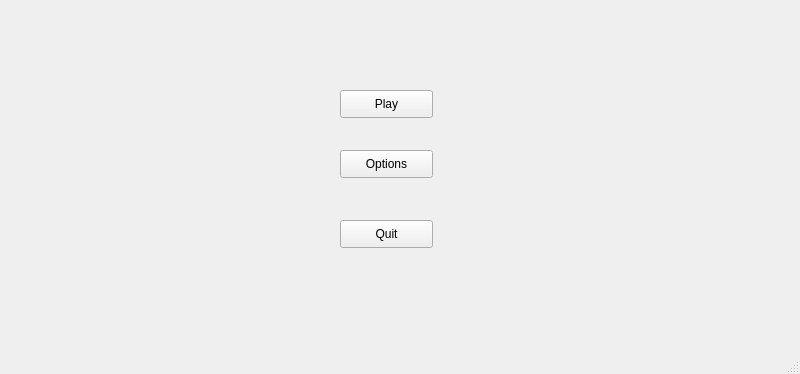
The window that menu.ui (VelvetHawk/Zerk) describes before a commit, drawn with Qt 5.
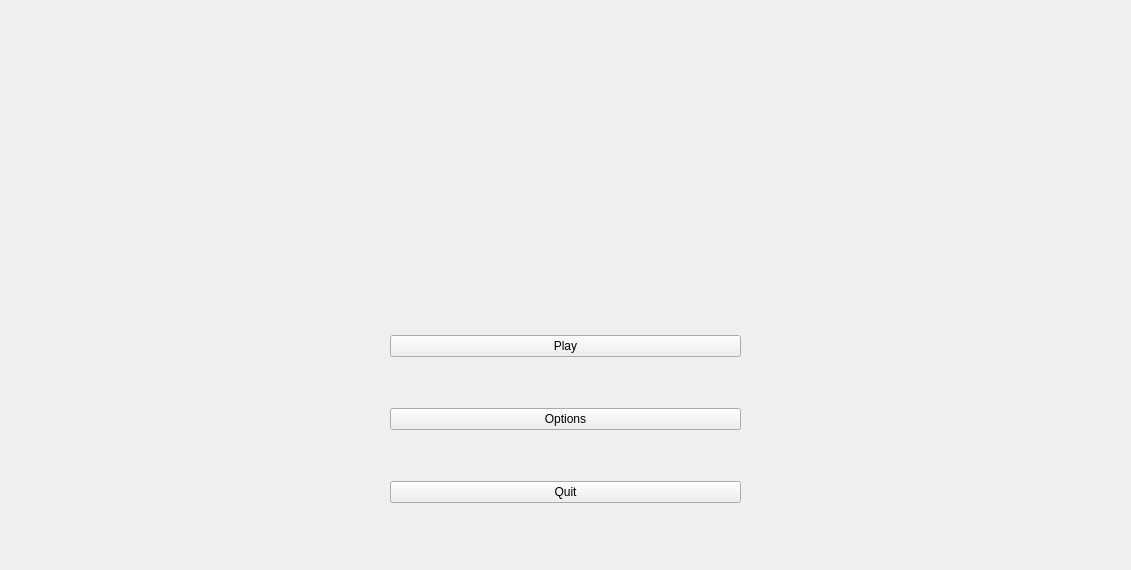
The same window after the commit.

Patch:
```diff
--- a/menu.ui
+++ b/menu.ui
@@ -1,70 +1,61 @@
 <?xml version="1.0" encoding="UTF-8"?>
 <ui version="4.0">
  <class>Menu</class>
- <widget class="QMainWindow" name="Menu">
+ <widget class="QWidget" name="Menu">
   <property name="geometry">
    <rect>
     <x>0</x>
     <y>0</y>
-    <width>800</width>
-    <height>374</height>
+    <width>1131</width>
+    <height>570</height>
    </rect>
   </property>
   <property name="windowTitle">
    <string>MainWindow</string>
   </property>
-  <widget class="QWidget" name="centralwidget">
+  <widget class="QFrame" name="centralframe">
+   <property name="geometry">
+    <rect>
+     <x>0</x>
+     <y>0</y>
+     <width>1131</width>
+     <height>571</height>
+    </rect>
+   </property>
+   <widget class="QWidget" name="verticalLayoutWidget">
+    <property name="geometry">
+     <rect>
+      <x>390</x>
+      <y>290</y>
+      <width>351</width>
+      <height>261</height>
+     </rect>
+    </property>
+    <layout class="QVBoxLayout" name="menuButtons">
+     <item>
    <widget class="QPushButton" name="Play">
-    <property name="geometry">
-     <rect>
-      <x>340</x>
-      <y>90</y>
-      <width>93</width>
-      <height>28</height>
-     </rect>
-    </property>
     <property name="text">
      <string>Play</string>
     </property>
    </widget>
+     </item>
+     <item>
    <widget class="QPushButton" name="Options">
-    <property name="geometry">
-     <rect>
-      <x>340</x>
-      <y>150</y>
-      <width>93</width>
-      <height>28</height>
-     </rect>
-    </property>
     <property name="text">
      <string>Options</string>
     </property>
    </widget>
+     </item>
+     <item>
    <widget class="QPushButton" name="Quit">
-    <property name="geometry">
-     <rect>
-      <x>340</x>
-      <y>220</y>
-      <width>93</width>
-      <height>28</height>
-     </rect>
-    </property>
     <property name="text">
      <string>Quit</string>
     </property>
    </widget>
-  </widget>
-  <widget class="QMenuBar" name="menubar">
-   <property name="geometry">
-    <rect>
-     <x>0</x>
-     <y>0</y>
-     <width>800</width>
-     <height>26</height>
-    </rect>
-   </property>
+     </item>
+    </layout>
+   </widget>
   </widget>
-  <widget class="QStatusBar" name="statusbar"/>
  </widget>
  <resources/>
  <connections/>
```
Lines whose indentation alone changed are shown as unchanged.
